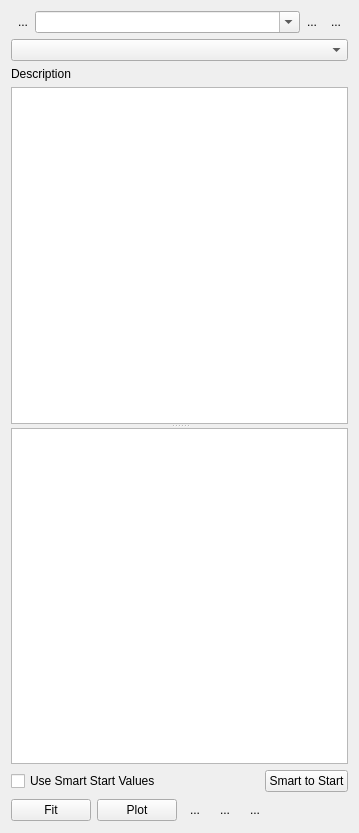
Above: ui/FitUi.ui from MonroeQuantumNetworks/IonControl before the change. Below: the same form after it.
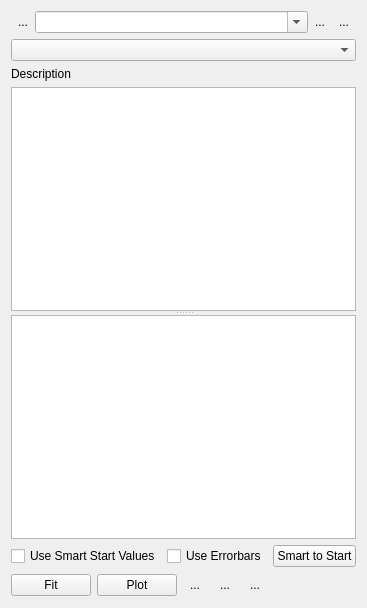
That is the form after the change. Icons and pictures are not drawn. Custom widgets are drawn as their Qt base class.

Commit message: add useErrorBars checkbox to FitUi and AnalysisUi enfore that only enabled parameters are overwritten in smart to start

```diff
--- a/ui/FitUi.ui
+++ b/ui/FitUi.ui
@@ -7,7 +7,7 @@
     <x>0</x>
     <y>0</y>
     <width>359</width>
-    <height>833</height>
+    <height>608</height>
    </rect>
   </property>
   <property name="windowTitle">
@@ -153,6 +153,13 @@
        </property>
       </widget>
      </item>
+     <item>
+      <widget class="QCheckBox" name="useErrorBarsCheckBox">
+       <property name="text">
+        <string>Use Errorbars</string>
+       </property>
+      </widget>
+     </item>
      <item>
       <spacer name="horizontalSpacer_2">
        <property name="orientation">
```
The commit also changes 6 other files.
